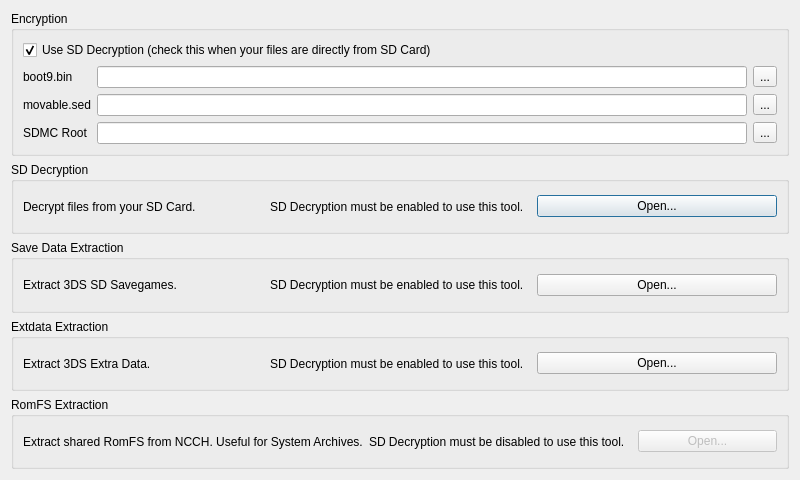
Qt form src/frontend/utilities.ui (zhaowenlan1779/threeSD) before a commit.
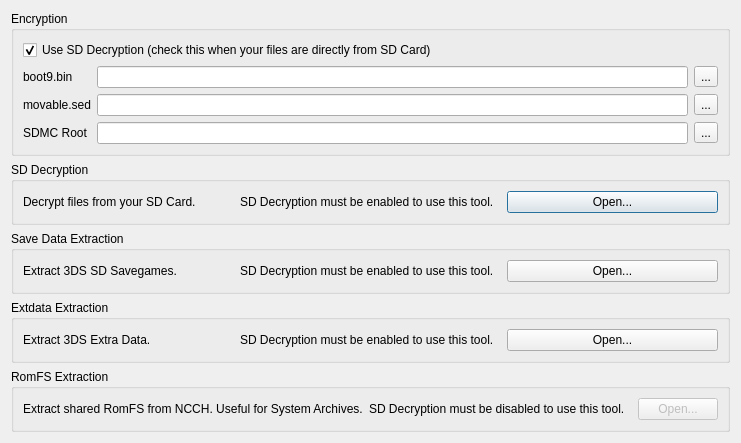
The same form after that commit.

```diff
--- a/src/frontend/utilities.ui
+++ b/src/frontend/utilities.ui
@@ -6,8 +6,8 @@
    <rect>
     <x>0</x>
     <y>0</y>
-    <width>800</width>
-    <height>480</height>
+    <width>640</width>
+    <height>384</height>
    </rect>
   </property>
   <property name="windowTitle">
```
